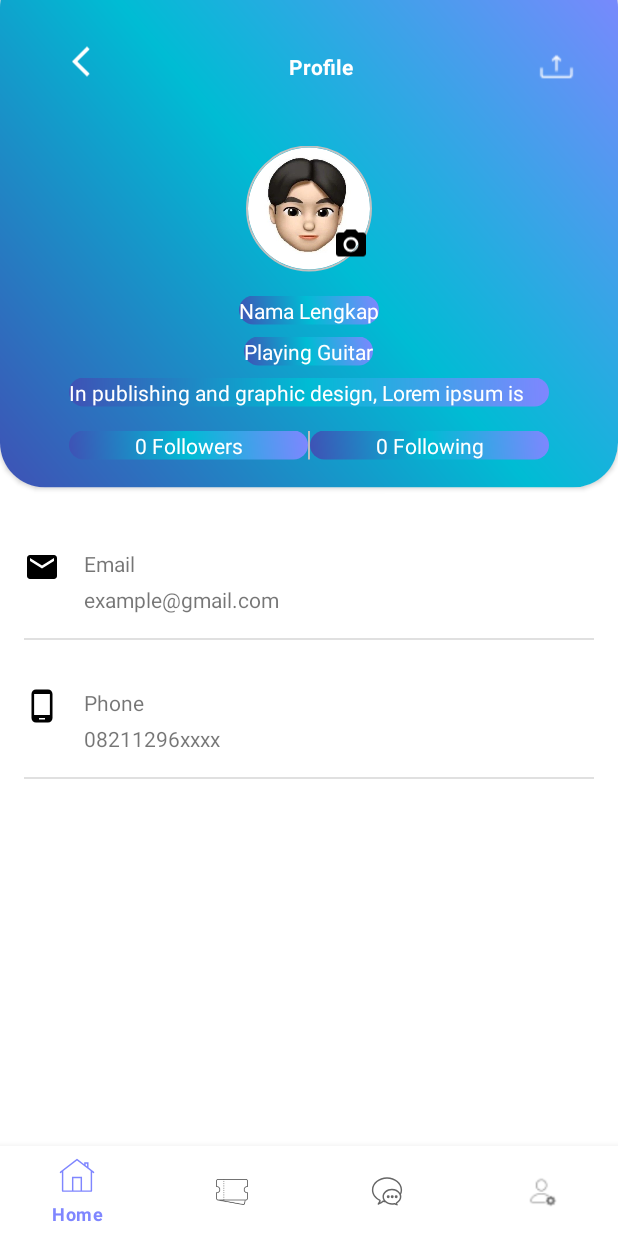
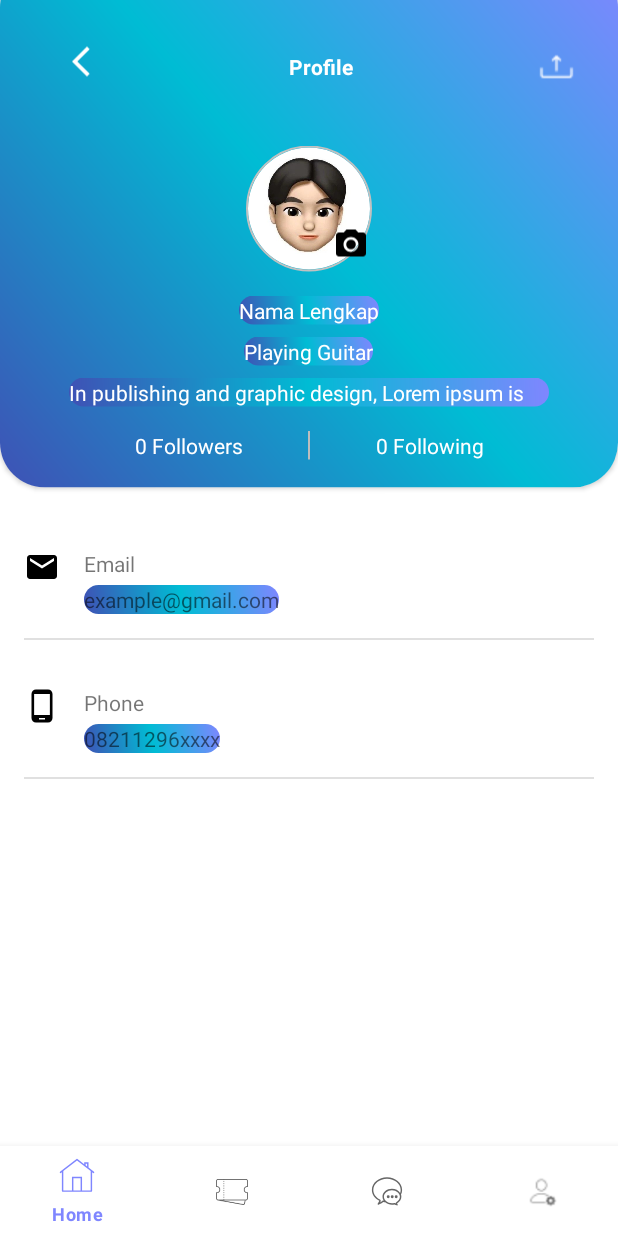
Before and after one commit to A-fauzi/Concert-App, an Android app: the fragment AccountFragment placed in its activity, on a phone screen of 412 x 824 dp. Run offline under Robolectric (Android 15) with nearby library versions, the phone set to English and light mode, and no system bars; our stand-ins replace CircleImageView, Firebase (no records; nobody signed in at launch, a user with empty details on screens opened directly), Picasso, Shimmer; pictures from the network do not load; Roboto replaces fonts that are not available here; 1 statement that could not run was skipped.

Commit message:
UP|Add and implement shimmer facebook library

```diff
--- a/app/src/main/java/com/example/concert_app/service/user/UserApiService.kt
+++ b/app/src/main/java/com/example/concert_app/service/user/UserApiService.kt
@@ -2,10 +2,7 @@ package com.example.concert_app.service.user
 
 import android.util.Log
 import android.view.View
-import android.widget.ImageView
-import android.widget.LinearLayout
-import android.widget.ProgressBar
-import android.widget.TextView
+import android.widget.*
 import com.example.concert_app.remote.NetworkConfig
 import com.example.concert_app.R
 import com.example.concert_app.data.user.UserModel
@@ -49,7 +46,9 @@ class UserApiService {
         title: TextView,
         desc: TextView,
         shimmer: ShimmerFrameLayout,
-        profileLayout: LinearLayout
+        shimmerSatuView: ShimmerFrameLayout,
+        profileLayout: LinearLayout,
+        layoutItem1View: RelativeLayout
     ) {
         NetworkConfig()
             .getUserService()
@@ -61,10 +60,12 @@ class UserApiService {
                 ) {
                     if (response.isSuccessful) {
                         shimmer.stopShimmer()
+                        shimmerSatuView.stopShimmer()
                         shimmer.visibility = View.GONE
+                        shimmerSatuView.visibility = View.GONE
+
                         profileLayout.visibility = View.VISIBLE
-                        Log.d(TAG, "DATA USER")
-                        Log.d(TAG, "${response.body()?.data?.id}")
+                        layoutItem1View.visibility = View.VISIBLE
 
                         when (response.body()?.data?.gender) {
                             "pria" -> {
--- a/app/src/main/java/com/example/concert_app/view/main/fragment/AccountFragment.kt
+++ b/app/src/main/java/com/example/concert_app/view/main/fragment/AccountFragment.kt
@@ -53,7 +53,9 @@ class AccountFragment : Fragment() {
     private lateinit var desc: TextView
 
     private lateinit var shimmerViewContainer: ShimmerFrameLayout
+    private lateinit var shimmerViewContainerSatu: ShimmerFrameLayout
     private lateinit var profileLayout: LinearLayout
+    private lateinit var layoutItem1View: RelativeLayout
 
     private fun initView() {
         photoUrl = binding.profileImage
@@ -68,6 +70,8 @@ class AccountFragment : Fragment() {
         progressDialog = ProgressDialog(context, R.style.MaterialAlertDialog_rounded)
         shimmerViewContainer = binding.shimmerViewContainer
         profileLayout = binding.profileLayout
+        shimmerViewContainerSatu = binding.shimmerViewContainer1View
+        layoutItem1View = binding.layoutItem1View
     }
 
     override fun onCreateView(
@@ -80,7 +84,9 @@ class AccountFragment : Fragment() {
         initView()
 
         profileLayout.visibility = View.GONE
+        layoutItem1View.visibility = View.GONE
         shimmerViewContainer.startShimmer()
+        shimmerViewContainerSatu.startShimmer()
 
         val uid = auth.currentUser?.uid
 
@@ -88,7 +94,7 @@ class AccountFragment : Fragment() {
 
         val apiService = UserApiService()
         if (uid != null) {
-            apiService.getUserById(uid, TAG, photoUrl, name, email, phone, progressBar, title, desc, shimmerViewContainer, profileLayout)
+            apiService.getUserById(uid, TAG, photoUrl, name, email, phone, progressBar, title, desc, shimmerViewContainer, shimmerViewContainerSatu,profileLayout)
         }
 
         return binding.root
--- a/app/src/main/res/layout/fragment_account.xml
+++ b/app/src/main/res/layout/fragment_account.xml
@@ -195,7 +195,25 @@
         </LinearLayout>
     </androidx.cardview.widget.CardView>
 
+    <com.facebook.shimmer.ShimmerFrameLayout
+        android:id="@+id/shimmer_view_container_1_view"
+        android:layout_width="wrap_content"
+        android:layout_height="wrap_content"
+        android:layout_gravity="center"
+        app:layout_constraintVertical_bias="0.5"
+        app:shimmer_duration="1000"
+        app:shimmer_auto_start="false"
+        app:shimmer_base_color="#1B1A1A"
+        app:shimmer_colored="true">
+
+
+        <include layout="@layout/item_load_shimmer_1_view"/>
+
+
+    </com.facebook.shimmer.ShimmerFrameLayout>
+
     <RelativeLayout
+        android:id="@+id/layout_item_1_view"
         android:layout_width="match_parent"
         android:layout_height="match_parent">
 
--- /dev/null
+++ b/app/src/main/res/layout/item_load_shimmer_1_view.xml
@@ -0,0 +1,83 @@
+<?xml version="1.0" encoding="utf-8"?>
+<RelativeLayout xmlns:android="http://schemas.android.com/apk/res/android"
+    android:layout_width="match_parent"
+    android:layout_height="match_parent">
+
+    <RelativeLayout
+        android:id="@+id/container_email_shimmer"
+        android:layout_width="match_parent"
+        android:layout_height="wrap_content"
+        android:padding="@dimen/root_view_padding">
+
+        <ImageView
+            android:id="@+id/iv_email_shimmer"
+            android:layout_width="wrap_content"
+            android:layout_height="wrap_content"
+            android:src="@drawable/ic_baseline_email_24" />
+
+        <TextView
+            android:layout_width="wrap_content"
+            android:layout_height="wrap_content"
+            android:layout_gravity="center_horizontal"
+            android:layout_marginStart="@dimen/root_view_padding"
+            android:layout_toEndOf="@id/iv_email_shimmer"
+            android:text="Email" />
+
+        <TextView
+            android:id="@+id/profile_email_shimmer"
+            android:layout_width="wrap_content"
+            android:layout_height="wrap_content"
+            android:layout_below="@id/iv_email_shimmer"
+            android:layout_gravity="center_horizontal"
+            android:layout_marginStart="@dimen/root_view_padding"
+            android:layout_toEndOf="@id/iv_email_shimmer"
+            android:background="@drawable/gradient_bg"
+            android:text="example@gmail.com" />
+
+        <com.google.android.material.divider.MaterialDivider
+            android:layout_width="match_parent"
+            android:layout_height="1dp"
+            android:layout_below="@id/profile_email_shimmer"
+            android:layout_marginTop="@dimen/root_view_padding" />
+    </RelativeLayout>
+
+    <RelativeLayout
+        android:id="@+id/container_phone"
+        android:layout_width="match_parent"
+        android:layout_height="wrap_content"
+        android:layout_below="@id/container_email_shimmer"
+        android:padding="@dimen/root_view_padding">
+
+        <ImageView
+            android:id="@+id/iv_phone"
+            android:layout_width="wrap_content"
+            android:layout_height="wrap_content"
+            android:src="@drawable/ic_baseline_phone_android_24" />
+
+        <TextView
+            android:layout_width="wrap_content"
+            android:layout_height="wrap_content"
+            android:layout_gravity="center_horizontal"
+            android:layout_marginStart="@dimen/root_view_padding"
+            android:layout_toEndOf="@id/iv_phone"
+            android:text="Phone" />
+
+        <TextView
+            android:id="@+id/profile_phone"
+            android:layout_width="wrap_content"
+            android:layout_height="wrap_content"
+            android:layout_below="@id/iv_phone"
+            android:layout_gravity="center_horizontal"
+            android:layout_marginStart="@dimen/root_view_padding"
+            android:layout_toEndOf="@id/iv_phone"
+            android:background="@drawable/gradient_bg"
+            android:text="08211296xxxx" />
+
+        <com.google.android.material.divider.MaterialDivider
+            android:layout_width="match_parent"
+            android:layout_height="1dp"
+            android:layout_below="@id/profile_phone"
+            android:layout_marginTop="@dimen/root_view_padding" />
+    </RelativeLayout>
+
+</RelativeLayout>
--- a/app/src/main/res/layout/item_load_shimmer_profile.xml
+++ b/app/src/main/res/layout/item_load_shimmer_profile.xml
@@ -84,13 +84,12 @@
             android:layout_weight="1"
             android:gravity="center"
             android:text="0 Followers"
-            android:textColor="@color/white"
-            android:background="@drawable/gradient_bg"/>
+            android:textColor="@color/white"/>
 
         <View
             android:layout_width="1dp"
             android:layout_height="match_parent"
-            android:background="#BDBDBD" />
+            android:background="#BDBDBD"/>
 
         <TextView
             android:layout_width="wrap_content"
@@ -98,8 +97,7 @@
             android:layout_weight="1"
             android:gravity="center"
             android:text="0 Following"
-            android:textColor="@color/white"
-            android:background="@drawable/gradient_bg"/>
+            android:textColor="@color/white"/>
     </LinearLayout>
 
 </LinearLayout>
```
